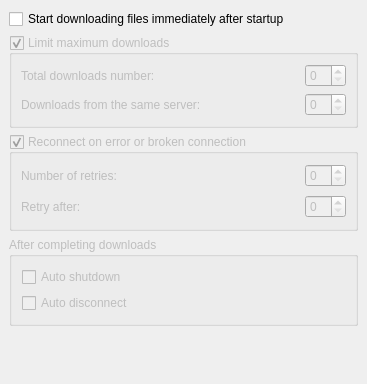
This is conf/dlgnetwork.ui in KDE/kget as Qt 5 draws it before an edit. The edited form follows.
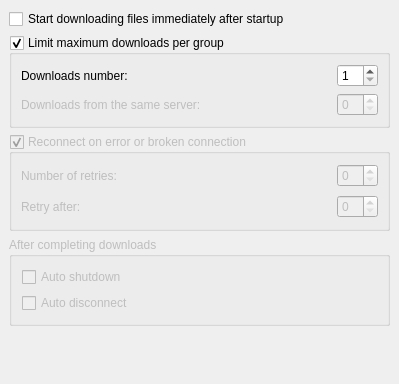
This is the edited form.

Commit message: Change the "limit total downloads" settings to "limit total downloads per group" and make it work. Our architecture allows to set specific limits for each group, but for now I prefer this way, which is much easier to use and doesn't require any gui change.

What changed in the file:
```diff
--- a/conf/dlgnetwork.ui
+++ b/conf/dlgnetwork.ui
@@ -5,7 +5,7 @@
    <rect>
     <x>0</x>
     <y>0</y>
-    <width>367</width>
+    <width>399</width>
     <height>384</height>
    </rect>
   </property>
@@ -29,10 +29,10 @@
    <item>
     <widget class="QGroupBox" name="kcfg_LimitDownloads" >
      <property name="enabled" >
-      <bool>false</bool>
+      <bool>true</bool>
      </property>
      <property name="title" >
-      <string>Limit maximum downloads</string>
+      <string>Limit maximum downloads per group</string>
      </property>
      <property name="checkable" >
       <bool>true</bool>
@@ -46,6 +46,9 @@
       </property>
       <item row="1" column="0" >
        <widget class="QLabel" name="lbl_maxnum_2" >
+        <property name="enabled" >
+         <bool>false</bool>
+        </property>
         <property name="text" >
          <string>Downloads from the same server:</string>
         </property>
@@ -54,7 +57,7 @@
       <item row="0" column="0" >
        <widget class="QLabel" name="lbl_maxnum" >
         <property name="text" >
-         <string>Total downloads number:</string>
+         <string>Downloads number:</string>
         </property>
        </widget>
       </item>
@@ -72,10 +75,18 @@
        </spacer>
       </item>
       <item row="0" column="2" >
-       <widget class="QSpinBox" name="kcfg_MaxConnections" />
+       <widget class="QSpinBox" name="kcfg_MaxConnections" >
+        <property name="minimum" >
+         <number>1</number>
+        </property>
+       </widget>
       </item>
       <item row="1" column="2" >
-       <widget class="QSpinBox" name="kcfg_MaxConnectionsServer" />
+       <widget class="QSpinBox" name="kcfg_MaxConnectionsServer" >
+        <property name="enabled" >
+         <bool>false</bool>
+        </property>
+       </widget>
       </item>
      </layout>
     </widget>
```
Left out of the diff: 3 changed lines with no effect on the pictures. The commit also changes 3 other files.
